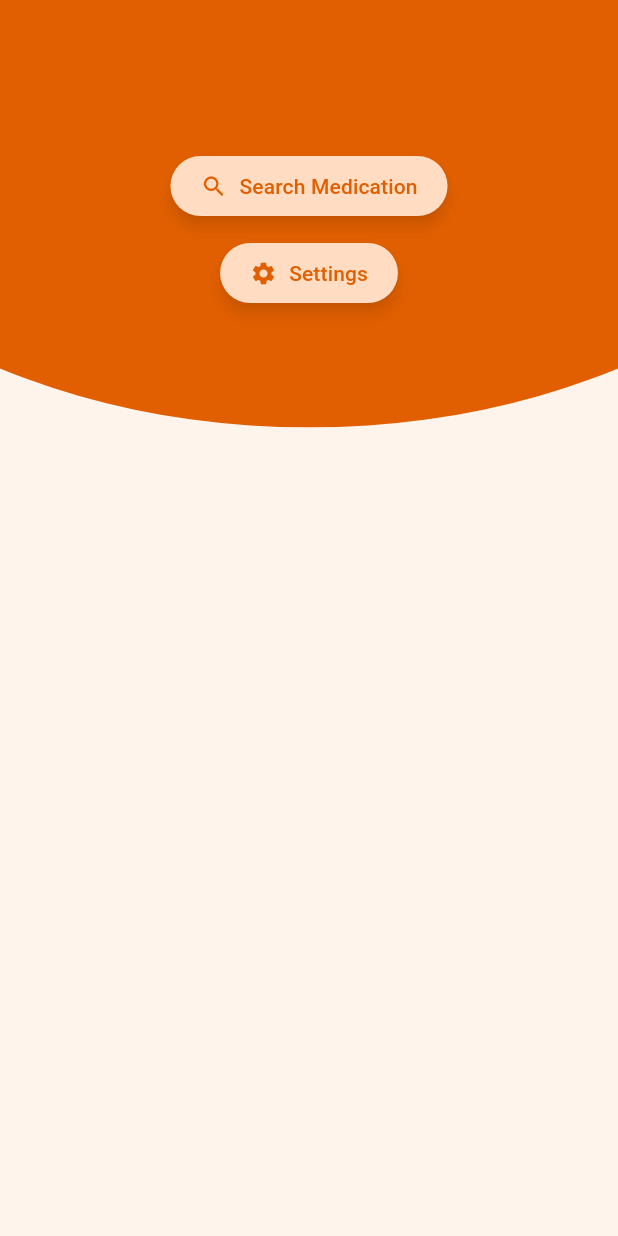
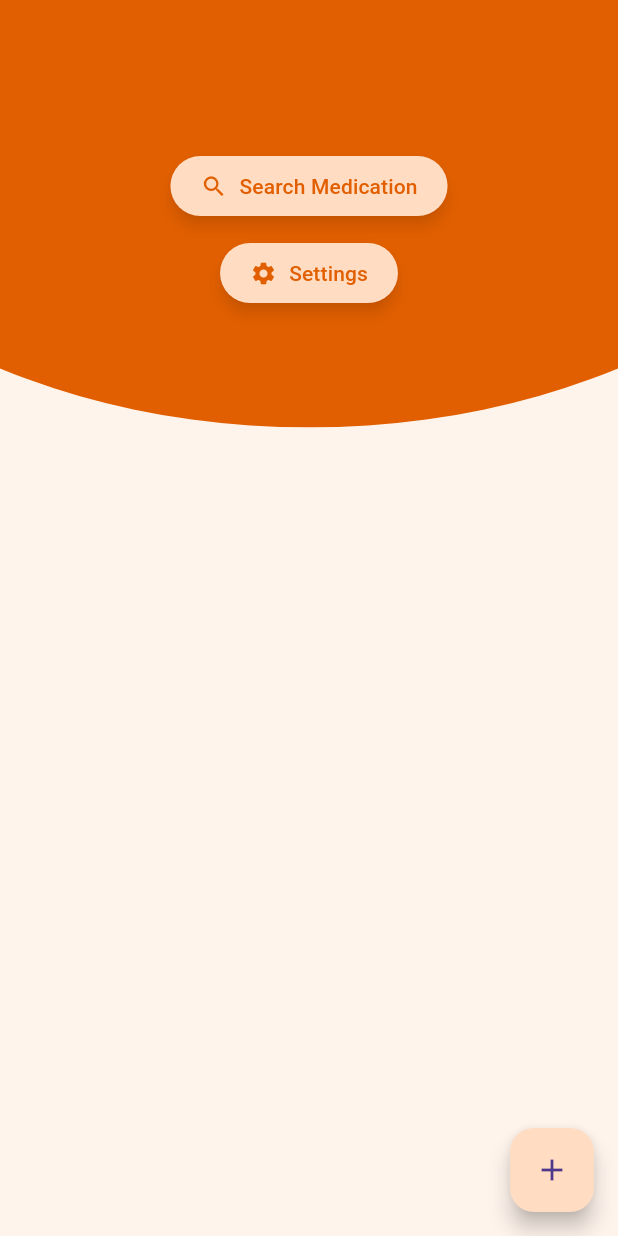
Before and after one commit to YZ1GO/L.EIC017_ES_PRJ, a Flutter app: the StockScreen screen opened directly, on a phone screen of 412 x 824 dp. Run offline on Flutter 3.47's test engine with Material 3 defaults, Android fonts, the phone set to English and light mode, and no system bars; our stand-ins replace firebase_core, firebase_database, flutter_local_notifications, permission_handler, shared_preferences; accounts and stored records are empty.

```diff
--- a/app/lib/screens/stock_screen.dart
+++ b/app/lib/screens/stock_screen.dart
@@ -1,7 +1,8 @@
+import 'package:flutter/material.dart';
 import 'package:app/screens/settings_screen.dart';
-import 'package:flutter/material.dart';
 import 'package:app/screens/search_screen.dart';
 import '../widgets/eclipse_background.dart';
+import 'database.dart';
 
 class StockScreen extends StatelessWidget {
   const StockScreen({Key? key});
@@ -24,7 +25,7 @@ class StockScreen extends StatelessWidget {
                   onPressed: () {
                     Navigator.push(
                       context,
-                      MaterialPageRoute(builder: (context) => SearchScreen()),
+                      MaterialPageRoute(builder: (context) => DatabaseContentScreen()),
                     );
                   },
                   icon: Icon(Icons.search),
@@ -60,6 +61,13 @@ class StockScreen extends StatelessWidget {
           ),
         ],
       ),
+      floatingActionButton: FloatingActionButton(
+        onPressed: () {
+          // Add your action here
+        },
+        child: Icon(Icons.add),
+        backgroundColor: Color.fromRGBO(255, 220, 194, 1),
+      ),
     );
   }
 }
```
